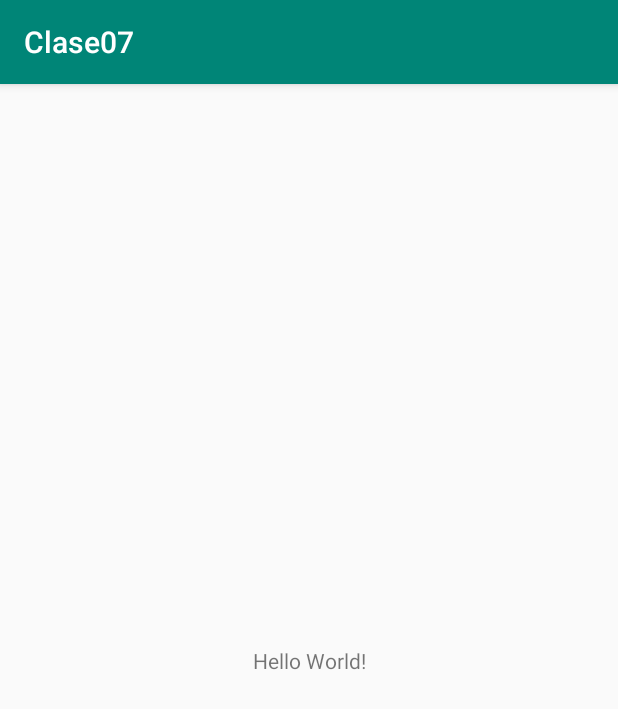
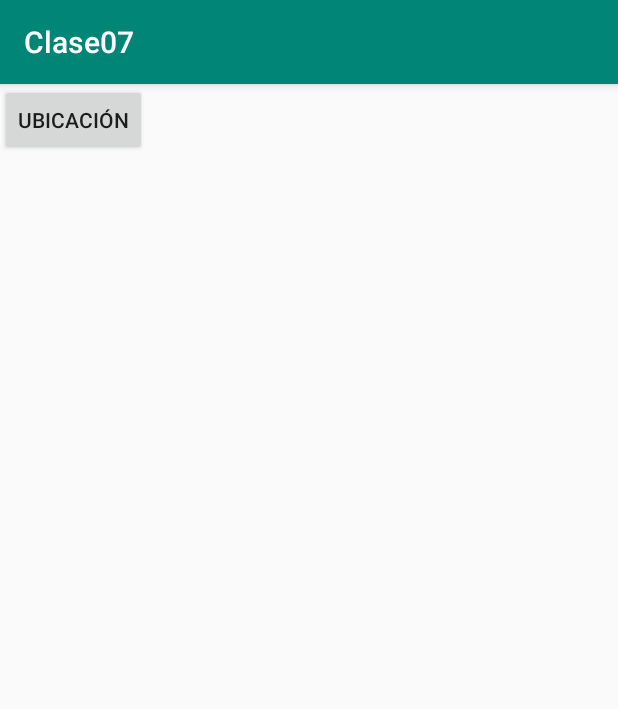
Before and after one commit to Area51TrainingCenter/Android-Group-46, an Android app: the screen it shows after launch (MainActivity), on a phone screen of 412 x 824 dp. Shown: the top 709 px of the screen. Run offline under Robolectric (Android 15) with nearby library versions, the phone set to English and light mode, and no system bars; 1 statement that could not run was skipped.

Commit message:
clase 07

```diff
--- a/Modulo 2/Clase07/app/build.gradle
+++ b/Modulo 2/Clase07/app/build.gradle
@@ -22,6 +22,7 @@ dependencies {
     implementation fileTree(dir: 'libs', include: ['*.jar'])
     implementation 'com.android.support:appcompat-v7:28.0.0'
     implementation 'com.android.support.constraint:constraint-layout:1.1.3'
+    implementation 'com.google.android.gms:play-services-maps:16.1.0'
     testImplementation 'junit:junit:4.12'
     androidTestImplementation 'com.android.support.test:runner:1.0.2'
     androidTestImplementation 'com.android.support.test.espresso:espresso-core:3.0.2'
--- a/Modulo 2/Clase07/app/src/main/java/com/area51/clase07/MainActivity.java
+++ b/Modulo 2/Clase07/app/src/main/java/com/area51/clase07/MainActivity.java
@@ -1,8 +1,11 @@
 package com.area51.clase07;
 
+import android.content.Intent;
 import android.support.v7.app.AppCompatActivity;
 import android.os.Bundle;
 import android.util.Log;
+import android.view.View;
+import android.widget.Button;
 
 import com.area51.clase07.response.ObtenerSedesResponse;
 import com.google.gson.Gson;
@@ -13,11 +16,14 @@ import retrofit2.HttpException;
 import retrofit2.Response;
 
 public class MainActivity extends AppCompatActivity {
+    Button btnMapa;
 
     @Override
     protected void onCreate(Bundle savedInstanceState) {
         super.onCreate(savedInstanceState);
         setContentView(R.layout.activity_main);
+
+        btnMapa = findViewById(R.id.btnUbicacion);
 
         MetodoWS metodoWS = HelperWS.obtenerConfiguracion()
                 .create(MetodoWS.class);
@@ -56,4 +62,19 @@ public class MainActivity extends AppCompatActivity {
             }
         });
     }
+
+    @Override
+    protected void onResume() {
+        super.onResume();
+
+        btnMapa.setOnClickListener(new View.OnClickListener() {
+            @Override
+            public void onClick(View view) {
+                Intent intent =
+                        new Intent(MainActivity.this,
+                                MapsActivity.class);
+                startActivity(intent);
+            }
+        });
+    }
 }
--- a/Modulo 2/Clase07/app/src/main/res/layout/activity_main.xml
+++ b/Modulo 2/Clase07/app/src/main/res/layout/activity_main.xml
@@ -1,18 +1,14 @@
 <?xml version="1.0" encoding="utf-8"?>
-<android.support.constraint.ConstraintLayout xmlns:android="http://schemas.android.com/apk/res/android"
-    xmlns:app="http://schemas.android.com/apk/res-auto"
+<LinearLayout xmlns:android="http://schemas.android.com/apk/res/android"
     xmlns:tools="http://schemas.android.com/tools"
     android:layout_width="match_parent"
     android:layout_height="match_parent"
     tools:context=".MainActivity">
 
-    <TextView
+    <Button
+        android:id="@+id/btnUbicacion"
         android:layout_width="wrap_content"
         android:layout_height="wrap_content"
-        android:text="Hello World!"
-        app:layout_constraintBottom_toBottomOf="parent"
-        app:layout_constraintLeft_toLeftOf="parent"
-        app:layout_constraintRight_toRightOf="parent"
-        app:layout_constraintTop_toTopOf="parent" />
+        android:text="Ubicación" />
 
-</android.support.constraint.ConstraintLayout>
+</LinearLayout>
--- a/Modulo 2/Clase07/app/src/main/res/values/strings.xml
+++ b/Modulo 2/Clase07/app/src/main/res/values/strings.xml
@@ -1,3 +1,4 @@
 <resources>
     <string name="app_name">Clase07</string>
+    <string name="title_activity_maps">Map</string>
 </resources>
```
Also changed, not shown: Modulo 2/Clase07/app/src/debug/res/values/google_maps_api.xml (added, +24 -0 lines), Modulo 2/Clase07/app/src/main/AndroidManifest.xml (+22 -0 lines), Modulo 2/Clase07/app/src/main/java/com/area51/clase07/MapsActivity.java (added, +46 -0 lines), Modulo 2/Clase07/app/src/main/res/layout/activity_maps.xml (added, +9 -0 lines), 1 other file.
